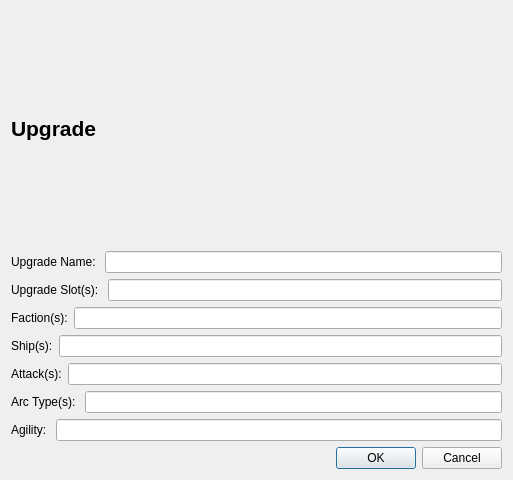
flipperlord/x-wing-squad-builder, file qt_designer/upgrade_form.ui: the form before one commit.
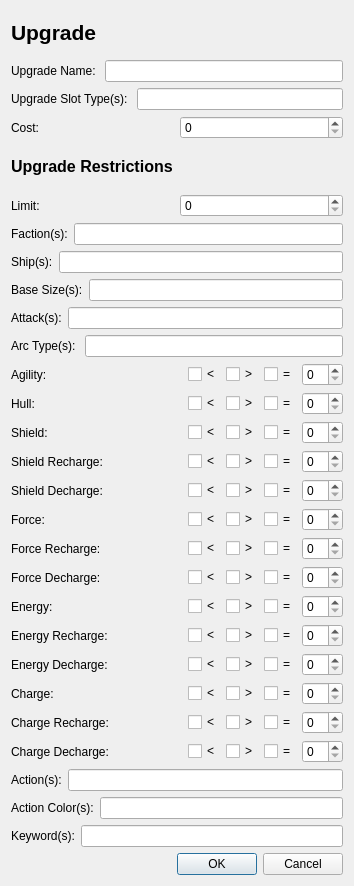
The form after the commit. Icons and pictures are not drawn.

Commit message: updated definition forms

Patch:
```diff
--- a/qt_designer/upgrade_form.ui
+++ b/qt_designer/upgrade_form.ui
@@ -6,8 +6,8 @@
    <rect>
     <x>0</x>
     <y>0</y>
-    <width>513</width>
-    <height>480</height>
+    <width>354</width>
+    <height>886</height>
    </rect>
   </property>
   <property name="windowTitle">
@@ -55,7 +55,7 @@
        <item>
         <widget class="QLabel" name="label_2">
          <property name="text">
-          <string>Upgrade Slot(s): </string>
+          <string>Upgrade Slot Type(s): </string>
          </property>
         </widget>
        </item>
@@ -71,6 +71,51 @@
        </item>
       </layout>
      </item>
+     <item>
+      <layout class="QHBoxLayout" name="horizontalLayout_24">
+       <item>
+        <widget class="QLabel" name="label_25">
+         <property name="text">
+          <string>Cost:</string>
+         </property>
+        </widget>
+       </item>
+       <item>
+        <widget class="QSpinBox" name="upgrade_cost_spinbox">
+         <property name="maximum">
+          <number>9999</number>
+         </property>
+        </widget>
+       </item>
+      </layout>
+     </item>
+     <item>
+      <widget class="QLabel" name="label_20">
+       <property name="font">
+        <font>
+         <pointsize>12</pointsize>
+         <bold>true</bold>
+        </font>
+       </property>
+       <property name="text">
+        <string>Upgrade Restrictions</string>
+       </property>
+      </widget>
+     </item>
+     <item>
+      <layout class="QHBoxLayout" name="horizontalLayout_25">
+       <item>
+        <widget class="QLabel" name="label_26">
+         <property name="text">
+          <string>Limit:</string>
+         </property>
+        </widget>
+       </item>
+       <item>
+        <widget class="QSpinBox" name="upgrade_limit_spinbox"/>
+       </item>
+      </layout>
+     </item>
      <item>
       <layout class="QHBoxLayout" name="horizontalLayout_3">
        <item>
@@ -102,7 +147,28 @@
         </widget>
        </item>
        <item>
-        <widget class="QLineEdit" name="ship_line_edit">
+        <widget class="QLineEdit" name="ships_line_edit">
+         <property name="text">
+          <string/>
+         </property>
+         <property name="placeholderText">
+          <string/>
+         </property>
+        </widget>
+       </item>
+      </layout>
+     </item>
+     <item>
+      <layout class="QHBoxLayout" name="horizontalLayout_9">
+       <item>
+        <widget class="QLabel" name="label_9">
+         <property name="text">
+          <string>Base Size(s):</string>
+         </property>
+        </widget>
+       </item>
+       <item>
+        <widget class="QLineEdit" name="base_sizes_line_edit">
          <property name="text">
           <string/>
          </property>
@@ -165,7 +231,721 @@
         </widget>
        </item>
        <item>
-        <widget class="QLineEdit" name="arc_type_line_edit_2">
+        <spacer name="horizontalSpacer">
+         <property name="orientation">
+          <enum>Qt::Horizontal</enum>
+         </property>
+         <property name="sizeHint" stdset="0">
+          <size>
+           <width>40</width>
+           <height>20</height>
+          </size>
+         </property>
+        </spacer>
+       </item>
+       <item>
+        <widget class="QCheckBox" name="agility_lt_checkbox">
+         <property name="text">
+          <string>&lt;</string>
+         </property>
+        </widget>
+       </item>
+       <item>
+        <widget class="QCheckBox" name="agility_gt_checkbox">
+         <property name="text">
+          <string>&gt;</string>
+         </property>
+        </widget>
+       </item>
+       <item>
+        <widget class="QCheckBox" name="agility_eq_checkbox">
+         <property name="text">
+          <string>=</string>
+         </property>
+        </widget>
+       </item>
+       <item>
+        <widget class="QSpinBox" name="agility_spinbox"/>
+       </item>
+      </layout>
+     </item>
+     <item>
+      <layout class="QHBoxLayout" name="horizontalLayout_8">
+       <item>
+        <widget class="QLabel" name="label_8">
+         <property name="text">
+          <string>Hull:</string>
+         </property>
+        </widget>
+       </item>
+       <item>
+        <spacer name="horizontalSpacer_2">
+         <property name="orientation">
+          <enum>Qt::Horizontal</enum>
+         </property>
+         <property name="sizeHint" stdset="0">
+          <size>
+           <width>40</width>
+           <height>20</height>
+          </size>
+         </property>
+        </spacer>
+       </item>
+       <item>
+        <widget class="QCheckBox" name="hull_lt_checkbox">
+         <property name="text">
+          <string>&lt;</string>
+         </property>
+        </widget>
+       </item>
+       <item>
+        <widget class="QCheckBox" name="hull_gt_checkbox">
+         <property name="text">
+          <string>&gt;</string>
+         </property>
+        </widget>
+       </item>
+       <item>
+        <widget class="QCheckBox" name="hull_eq_checkbox">
+         <property name="text">
+          <string>=</string>
+         </property>
+        </widget>
+       </item>
+       <item>
+        <widget class="QSpinBox" name="hull_spinbox"/>
+       </item>
+      </layout>
+     </item>
+     <item>
+      <layout class="QHBoxLayout" name="horizontalLayout_29">
+       <item>
+        <widget class="QLabel" name="label_28">
+         <property name="text">
+          <string>Shield:</string>
+         </property>
+        </widget>
+       </item>
+       <item>
+        <spacer name="horizontalSpacer_3">
+         <property name="orientation">
+          <enum>Qt::Horizontal</enum>
+         </property>
+         <property name="sizeHint" stdset="0">
+          <size>
+           <width>40</width>
+           <height>20</height>
+          </size>
+         </property>
+        </spacer>
+       </item>
+       <item>
+        <widget class="QCheckBox" name="shield_lt_checkbox">
+         <property name="text">
+          <string>&lt;</string>
+         </property>
+        </widget>
+       </item>
+       <item>
+        <widget class="QCheckBox" name="shield_gt_checkbox">
+         <property name="text">
+          <string>&gt;</string>
+         </property>
+        </widget>
+       </item>
+       <item>
+        <widget class="QCheckBox" name="shield_eq_checkbox">
+         <property name="text">
+          <string>=</string>
+         </property>
+        </widget>
+       </item>
+       <item>
+        <widget class="QSpinBox" name="shield_spinbox"/>
+       </item>
+      </layout>
+     </item>
+     <item>
+      <layout class="QHBoxLayout" name="horizontalLayout_30">
+       <item>
+        <widget class="QLabel" name="label_29">
+         <property name="text">
+          <string>Shield Recharge:</string>
+         </property>
+        </widget>
+       </item>
+       <item>
+        <spacer name="horizontalSpacer_4">
+         <property name="orientation">
+          <enum>Qt::Horizontal</enum>
+         </property>
+         <property name="sizeHint" stdset="0">
+          <size>
+           <width>40</width>
+           <height>20</height>
+          </size>
+         </property>
+        </spacer>
+       </item>
+       <item>
+        <widget class="QCheckBox" name="shield_recharge_lt_checkbox">
+         <property name="text">
+          <string>&lt;</string>
+         </property>
+        </widget>
+       </item>
+       <item>
+        <widget class="QCheckBox" name="shield_recharge_gt_checkbox">
+         <property name="text">
+          <string>&gt;</string>
+         </property>
+        </widget>
+       </item>
+       <item>
+        <widget class="QCheckBox" name="shield_recharge_eq_checkbox">
+         <property name="text">
+          <string>=</string>
+         </property>
+        </widget>
+       </item>
+       <item>
+        <widget class="QSpinBox" name="shield_recharge_spinbox"/>
+       </item>
+      </layout>
+     </item>
+     <item>
+      <layout class="QHBoxLayout" name="horizontalLayout_31">
+       <item>
+        <widget class="QLabel" name="label_30">
+         <property name="text">
+          <string>Shield Decharge:</string>
+         </property>
+        </widget>
+       </item>
+       <item>
+        <spacer name="horizontalSpacer_5">
+         <property name="orientation">
+          <enum>Qt::Horizontal</enum>
+         </property>
+         <property name="sizeHint" stdset="0">
+          <size>
+           <width>40</width>
+           <height>20</height>
+          </size>
+         </property>
+        </spacer>
+       </item>
+       <item>
+        <widget class="QCheckBox" name="shield_decharge_lt_checkbox">
+         <property name="text">
+          <string>&lt;</string>
+         </property>
+        </widget>
+       </item>
+       <item>
+        <widget class="QCheckBox" name="shield_decharge_gt_checkbox">
+         <property name="text">
+          <string>&gt;</string>
+         </property>
+        </widget>
+       </item>
+       <item>
+        <widget class="QCheckBox" name="shield_decharge_eq_checkbox">
+         <property name="text">
+          <string>=</string>
+         </property>
+        </widget>
+       </item>
+       <item>
+        <widget class="QSpinBox" name="shield_decharge_spinbox"/>
+       </item>
+      </layout>
+     </item>
+     <item>
+      <layout class="QHBoxLayout" name="horizontalLayout_32">
+       <item>
+        <widget class="QLabel" name="label_31">
+         <property name="text">
+          <string>Force:</string>
+         </property>
+        </widget>
+       </item>
+       <item>
+        <spacer name="horizontalSpacer_6">
+         <property name="orientation">
+          <enum>Qt::Horizontal</enum>
+         </property>
+         <property name="sizeHint" stdset="0">
+          <size>
+           <width>40</width>
+           <height>20</height>
+          </size>
+         </property>
+        </spacer>
+       </item>
+       <item>
+        <widget class="QCheckBox" name="force_lt_checkbox">
+         <property name="text">
+          <string>&lt;</string>
+         </property>
+        </widget>
+       </item>
+       <item>
+        <widget class="QCheckBox" name="force_gt_checkbox">
+         <property name="text">
+          <string>&gt;</string>
+         </property>
+        </widget>
+       </item>
+       <item>
+        <widget class="QCheckBox" name="force_eq_checkbox">
+         <property name="text">
+          <string>=</string>
+         </property>
+        </widget>
+       </item>
+       <item>
+        <widget class="QSpinBox" name="force_spinbox"/>
+       </item>
+      </layout>
+     </item>
+     <item>
+      <layout class="QHBoxLayout" name="horizontalLayout_33">
+       <item>
+        <widget class="QLabel" name="label_32">
+         <property name="text">
+          <string>Force Recharge:</string>
+         </property>
+        </widget>
+       </item>
+       <item>
+        <spacer name="horizontalSpacer_7">
+         <property name="orientation">
+          <enum>Qt::Horizontal</enum>
+         </property>
+         <property name="sizeHint" stdset="0">
+          <size>
+           <width>40</width>
+           <height>20</height>
+          </size>
+         </property>
+        </spacer>
+       </item>
+       <item>
+        <widget class="QCheckBox" name="force_recharge_lt_checkbox">
+         <property name="text">
+          <string>&lt;</string>
+         </property>
+        </widget>
+       </item>
+       <item>
+        <widget class="QCheckBox" name="force_recharge_gt_checkbox">
+         <property name="text">
+          <string>&gt;</string>
+         </property>
+        </widget>
+       </item>
+       <item>
+        <widget class="QCheckBox" name="force_recharge_eq_checkbox">
+         <property name="text">
+          <string>=</string>
+         </property>
+        </widget>
+       </item>
+       <item>
+        <widget class="QSpinBox" name="force_recharge_spinbox"/>
+       </item>
+      </layout>
+     </item>
+     <item>
+      <layout class="QHBoxLayout" name="horizontalLayout_34">
+       <item>
+        <widget class="QLabel" name="label_33">
+         <property name="text">
+          <string>Force Decharge:</string>
+         </property>
+        </widget>
+       </item>
+       <item>
+        <spacer name="horizontalSpacer_8">
+         <property name="orientation">
+          <enum>Qt::Horizontal</enum>
+         </property>
+         <property name="sizeHint" stdset="0">
+          <size>
+           <width>40</width>
+           <height>20</height>
+          </size>
+         </property>
+        </spacer>
+       </item>
+       <item>
+        <widget class="QCheckBox" name="force_decharge_lt_checkbox">
+         <property name="text">
+          <string>&lt;</string>
+         </property>
+        </widget>
+       </item>
+       <item>
+        <widget class="QCheckBox" name="force_decharge_gt_checkbox">
+         <property name="text">
+          <string>&gt;</string>
+         </property>
+        </widget>
+       </item>
+       <item>
+        <widget class="QCheckBox" name="force_decharge_eq_checkbox">
+         <property name="text">
+          <string>=</string>
+         </property>
+        </widget>
+       </item>
+       <item>
+        <widget class="QSpinBox" name="force_decharge_spinbox"/>
+       </item>
+      </layout>
+     </item>
+     <item>
+      <layout class="QHBoxLayout" name="horizontalLayout_35">
+       <item>
+        <widget class="QLabel" name="label_34">
+         <property name="text">
+          <string>Energy:</string>
+         </property>
+        </widget>
+       </item>
+       <item>
+        <spacer name="horizontalSpacer_9">
+         <property name="orientation">
+          <enum>Qt::Horizontal</enum>
+         </property>
+         <property name="sizeHint" stdset="0">
+          <size>
+           <width>40</width>
+           <height>20</height>
+          </size>
+         </property>
+        </spacer>
+       </item>
+       <item>
+        <widget class="QCheckBox" name="energy_lt_checkbox">
+         <property name="text">
+          <string>&lt;</string>
+         </property>
+        </widget>
+       </item>
+       <item>
+        <widget class="QCheckBox" name="energy_gt_checkbox">
+         <property name="text">
+          <string>&gt;</string>
+         </property>
+        </widget>
+       </item>
+       <item>
+        <widget class="QCheckBox" name="energy_eq_checkbox">
+         <property name="text">
+          <string>=</string>
+         </property>
+        </widget>
+       </item>
+       <item>
+        <widget class="QSpinBox" name="energy_spinbox"/>
+       </item>
+      </layout>
+     </item>
+     <item>
+      <layout class="QHBoxLayout" name="horizontalLayout_36">
+       <item>
+        <widget class="QLabel" name="label_35">
+         <property name="text">
+          <string>Energy Recharge:</string>
+         </property>
+        </widget>
+       </item>
+       <item>
+        <spacer name="horizontalSpacer_10">
+         <property name="orientation">
+          <enum>Qt::Horizontal</enum>
+         </property>
+         <property name="sizeHint" stdset="0">
+          <size>
+           <width>40</width>
+           <height>20</height>
+          </size>
+         </property>
+        </spacer>
+       </item>
+       <item>
+        <widget class="QCheckBox" name="energy_recharge_lt_checkbox">
+         <property name="text">
+          <string>&lt;</string>
+         </property>
+        </widget>
+       </item>
+       <item>
+        <widget class="QCheckBox" name="energy_recharge_gt_checkbox">
+         <property name="text">
+          <string>&gt;</string>
+         </property>
+        </widget>
+       </item>
+       <item>
+        <widget class="QCheckBox" name="energy_recharge_eq_checkbox">
+         <property name="text">
+          <string>=</string>
+         </property>
+        </widget>
+       </item>
+       <item>
+        <widget class="QSpinBox" name="energy_recharge_spinbox"/>
+       </item>
+      </layout>
+     </item>
+     <item>
+      <layout class="QHBoxLayout" name="horizontalLayout_37">
+       <item>
+        <widget class="QLabel" name="label_36">
+         <property name="text">
+          <string>Energy Decharge:</string>
+         </property>
+        </widget>
+       </item>
+       <item>
+        <spacer name="horizontalSpacer_11">
+         <property name="orientation">
+          <enum>Qt::Horizontal</enum>
+         </property>
+         <property name="sizeHint" stdset="0">
+          <size>
+           <width>40</width>
+           <height>20</height>
+          </size>
+         </property>
+        </spacer>
+       </item>
+       <item>
+        <widget class="QCheckBox" name="energy_decharge_lt_checkbox">
+         <property name="text">
+          <string>&lt;</string>
+         </property>
+        </widget>
+       </item>
+       <item>
+        <widget class="QCheckBox" name="energy_decharge_gt_checkbox">
+         <property name="text">
+          <string>&gt;</string>
+         </property>
+        </widget>
+       </item>
+       <item>
+        <widget class="QCheckBox" name="energy_decharge_eq_checkbox">
+         <property name="text">
+          <string>=</string>
+         </property>
+        </widget>
+       </item>
+       <item>
+        <widget class="QSpinBox" name="energy_decharge_spinbox"/>
+       </item>
+      </layout>
+     </item>
+     <item>
+      <layout class="QHBoxLayout" name="horizontalLayout_38">
+       <item>
+        <widget class="QLabel" name="label_37">
+         <property name="text">
+          <string>Charge:</string>
+         </property>
+        </widget>
+       </item>
+       <item>
+        <spacer name="horizontalSpacer_12">
+         <property name="orientation">
+          <enum>Qt::Horizontal</enum>
+         </property>
+         <property name="sizeHint" stdset="0">
+          <size>
+           <width>40</width>
+           <height>20</height>
+          </size>
+         </property>
+        </spacer>
+       </item>
+       <item>
+        <widget class="QCheckBox" name="charge_lt_checkbox">
+         <property name="text">
+          <string>&lt;</string>
+         </property>
+        </widget>
+       </item>
+       <item>
+        <widget class="QCheckBox" name="charge_gt_checkbox">
+         <property name="text">
+          <string>&gt;</string>
+         </property>
+        </widget>
+       </item>
+       <item>
+        <widget class="QCheckBox" name="charge_eq_checkbox">
+         <property name="text">
+          <string>=</string>
+         </property>
+        </widget>
+       </item>
+       <item>
+        <widget class="QSpinBox" name="charge_spinbox"/>
+       </item>
+      </layout>
+     </item>
+     <item>
+      <layout class="QHBoxLayout" name="horizontalLayout_39">
+       <item>
+        <widget class="QLabel" name="label_38">
+         <property name="text">
+          <string>Charge Recharge:</string>
+         </property>
+        </widget>
+       </item>
+       <item>
+        <spacer name="horizontalSpacer_13">
+         <property name="orientation">
+          <enum>Qt::Horizontal</enum>
+         </property>
+         <property name="sizeHint" stdset="0">
+          <size>
+           <width>40</width>
+           <height>20</height>
+          </size>
+         </property>
+        </spacer>
+       </item>
+       <item>
+        <widget class="QCheckBox" name="charge_recharge_lt_checkbox">
+         <property name="text">
+          <string>&lt;</string>
+         </property>
+        </widget>
+       </item>
+       <item>
+        <widget class="QCheckBox" name="charge_recharge_gt_checkbox">
+         <property name="text">
+          <string>&gt;</string>
+         </property>
+        </widget>
+       </item>
+       <item>
+        <widget class="QCheckBox" name="charge_recharge_eq_checkbox">
+         <property name="text">
+          <string>=</string>
+         </property>
+        </widget>
+       </item>
+       <item>
+        <widget class="QSpinBox" name="charge_recharge_spinbox"/>
+       </item>
+      </layout>
+     </item>
+     <item>
+      <layout class="QHBoxLayout" name="horizontalLayout_40">
+       <item>
+        <widget class="QLabel" name="label_39">
+         <property name="text">
+          <string>Charge Decharge:</string>
+         </property>
+        </widget>
+       </item>
+       <item>
+        <spacer name="horizontalSpacer_14">
+         <property name="orientation">
+          <enum>Qt::Horizontal</enum>
+         </property>
+         <property name="sizeHint" stdset="0">
+          <size>
+           <width>40</width>
+           <height>20</height>
+          </size>
+         </property>
+        </spacer>
+       </item>
+       <item>
+        <widget class="QCheckBox" name="charge_decharge_lt_checkbox">
+         <property name="text">
+          <string>&lt;</string>
+         </property>
+        </widget>
+       </item>
+       <item>
+        <widget class="QCheckBox" name="charge_decharge_gt_checkbox">
+         <property name="text">
+          <string>&gt;</string>
+         </property>
+        </widget>
+       </item>
+       <item>
+        <widget class="QCheckBox" name="charge_decharge_eq_checkbox">
+         <property name="text">
+          <string>=</string>
+         </property>
+        </widget>
+       </item>
+       <item>
+        <widget class="QSpinBox" name="charge_decharge_spinbox"/>
+       </item>
+      </layout>
+     </item>
+     <item>
+      <layout class="QHBoxLayout" name="horizontalLayout_10">
+       <item>
+        <widget class="QLabel" name="label_10">
+         <property name="text">
+          <string>Action(s):</string>
+         </property>
+        </widget>
+       </item>
+       <item>
+        <widget class="QLineEdit" name="actions_line_edit">
+         <property name="text">
+          <string/>
+         </property>
+         <property name="placeholderText">
+          <string/>
+         </property>
+        </widget>
+       </item>
+      </layout>
+     </item>
+     <item>
+      <layout class="QHBoxLayout" name="horizontalLayout_12">
+       <item>
+        <widget class="QLabel" name="label_12">
+         <property name="text">
+          <string>Action Color(s):</string>
+         </property>
+        </widget>
+       </item>
+       <item>
+        <widget class="QLineEdit" name="colors_line_edit">
+         <property name="text">
+          <string/>
+         </property>
+         <property name="placeholderText">
+          <string/>
+         </property>
+        </widget>
+       </item>
+      </layout>
+     </item>
+     <item>
+      <layout class="QHBoxLayout" name="horizontalLayout_13">
+       <item>
+        <widget class="QLabel" name="label_13">
+         <property name="text">
+          <string>Keyword(s):</string>
+         </property>
+        </widget>
+       </item>
+       <item>
+        <widget class="QLineEdit" name="traits_line_edit">
          <property name="text">
           <string/>
          </property>
```
Left out of the diff: 20 changed lines with no effect on the pictures. The commit also changes 6 other files.
